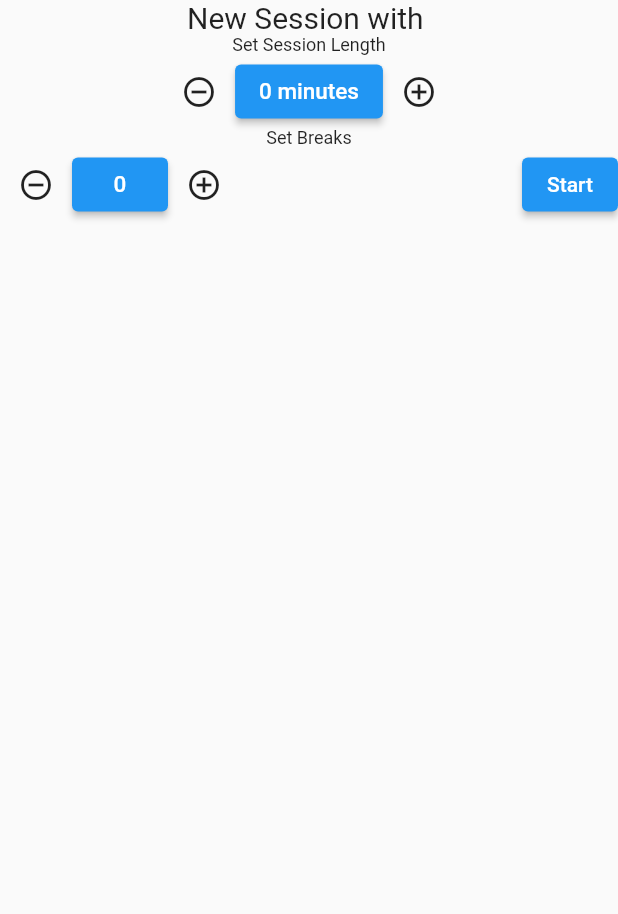
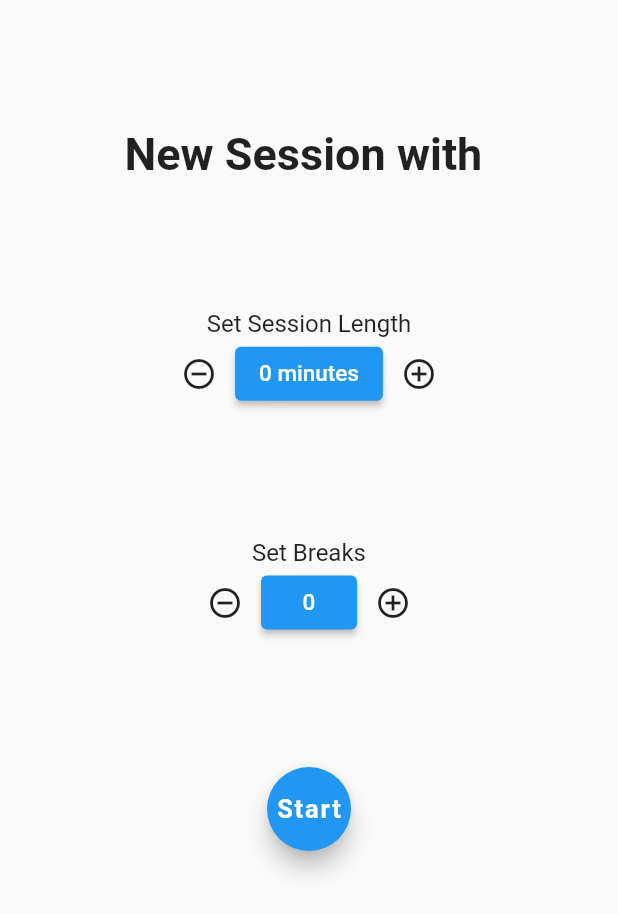
Before and after one commit to Lyxaaa/cogs, a Flutter app: the StartSession widget shown alone on an empty page, opened directly with empty values, on a phone screen of 412 x 824 dp. Shown: the top 914 px of the screen. Run offline on Flutter 3.47's test engine with Material 2 defaults, Android fonts, the phone set to English and light mode, and no system bars; our stand-ins replace cloud_firestore, firebase_auth, firebase_core, flutter_spinkit, numberpicker; accounts and stored records are empty.

Commit message:
Edited style of start session overlay in start_session.dart

```diff
--- a/lib/screens/builders/start_session.dart
+++ b/lib/screens/builders/start_session.dart
@@ -1,6 +1,7 @@
 import 'package:cloud_firestore/cloud_firestore.dart';
 import 'package:distraction_destruction/screens/global/load.dart';
 import 'package:distraction_destruction/services/database.dart';
+import 'package:flutter/cupertino.dart';
 import 'package:flutter/material.dart';
 import 'package:numberpicker/numberpicker.dart';
 
@@ -25,14 +26,25 @@ class _StartSessionState extends State<StartSession> {
   Widget build(BuildContext context) {
     return Column(
       children: [
+        const Expanded(
+          child: SizedBox(),
+          flex: 1,
+        ),
         Text(
           'New Session with ' + widget.name,
-          style: TextStyle(fontSize: 20.0),
+          style: const TextStyle(
+              fontSize: 30.0,
+              fontWeight: FontWeight.bold,
           ),
-        Text(
+        ),
+        const Expanded(
+          child: SizedBox(),
+          flex: 1,
+        ),
+        const Text(
           'Set Session Length',
           style: TextStyle(
-            fontSize: 12.0,
+            fontSize: 16.0,
           ),
         ),
         Row(
@@ -62,7 +74,7 @@ class _StartSessionState extends State<StartSession> {
               child: Text(
                 ((selectedTime.hour > 0) ? "${selectedTime.hour} hours, " : "") +
                     "${selectedTime.minute} minutes",
-                style: TextStyle(fontSize: 15.0),
+                style: const TextStyle(fontSize: 15.0),
               ),
               style: ButtonStyle(),
             ),
@@ -82,10 +94,14 @@ class _StartSessionState extends State<StartSession> {
                 icon: Icon(Icons.add_circle_outline))
           ],
         ),
-        Text(
+        const Expanded(
+          child: SizedBox(),
+          flex: 1,
+        ),
+        const Text(
           'Set Breaks',
           style: TextStyle(
-            fontSize: 12.0,
+            fontSize: 16.0,
           ),
         ),
         Row(
@@ -97,7 +113,7 @@ class _StartSessionState extends State<StartSession> {
                     _breaks = _breaks == 0 ? 0 : _breaks - 1;
                   });
                 },
-                icon: Icon(Icons.remove_circle_outline)),
+                icon: const Icon(Icons.remove_circle_outline)),
             ElevatedButton(
               onPressed: () {
                 setState(() {
@@ -111,9 +127,9 @@ class _StartSessionState extends State<StartSession> {
               },
               child: Text(
                 _breaks.toString(),
-                style: TextStyle(fontSize: 15.0),
+                style: const TextStyle(fontSize: 15.0),
               ),
-              style: ButtonStyle(),
+              style: const ButtonStyle(),
             ),
             IconButton(
               onPressed: () {
@@ -121,13 +137,15 @@ class _StartSessionState extends State<StartSession> {
                   _breaks = _breaks + 1;
                 });
               },
-              icon: Icon(Icons.add_circle_outline),
+              icon: const Icon(Icons.add_circle_outline),
             ),
-            Expanded(
+          ],
+        ),
+        const Expanded(
           child: SizedBox(),
           flex: 1,
         ),
-            ElevatedButton(
+        FloatingActionButton(
           onPressed: () {
             if (!_userInSession) {
               print('starting session');
@@ -150,12 +168,20 @@ class _StartSessionState extends State<StartSession> {
                 } else {
                   var otherUser = snapshot.data!.data() as Map<String, dynamic>;
                   _userInSession = otherUser['session_active'];
-                      return Text('Start');
+                  return const Text(
+                      'Start',
+                      style: TextStyle(
+                        fontSize: 17.0,
+                        fontWeight: FontWeight.bold,
+                      )
+                  );
                 }
               }
           ),
         ),
-          ],
+        const Expanded(
+          child: SizedBox(),
+          flex: 3,
         ),
       ],
     );
```
Lines whose indentation alone changed are shown as unchanged.
